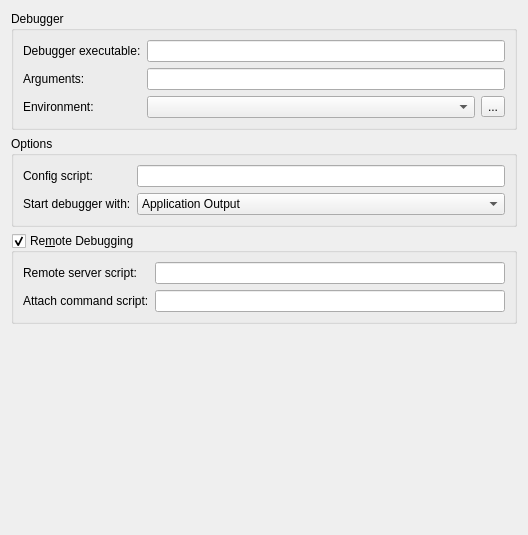
Before: the Qt Designer form debuggers/lldb/widgets/lldbconfigpage.ui in vbspam/kdevelop, drawn with Qt 5.
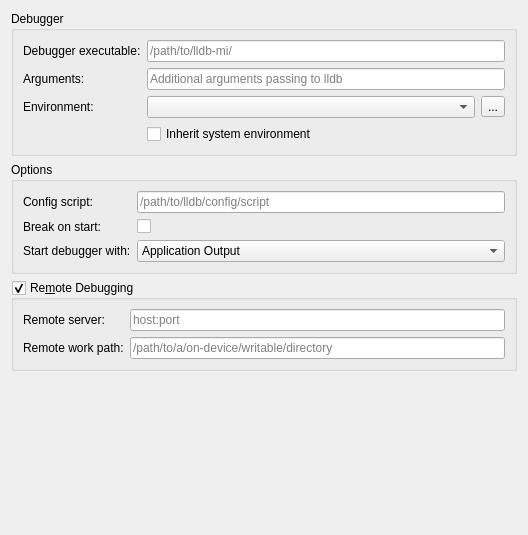
After: the same form once the commit is applied. Custom widgets are drawn as their Qt base class.

Commit message: Finish ConfigPage and LldbLauncher. One can use LLDB plugin doing basic debugging via KDevelop UI now

Diff of the .ui file:
```diff
--- a/debuggers/lldb/widgets/lldbconfigpage.ui
+++ b/debuggers/lldb/widgets/lldbconfigpage.ui
@@ -28,7 +28,11 @@
        </widget>
       </item>
       <item row="0" column="1">
-       <widget class="KUrlRequester" name="lineDebuggerExec"/>
+       <widget class="KUrlRequester" name="lineDebuggerExec">
+        <property name="placeholderText">
+         <string>/path/to/lldb-mi/</string>
+        </property>
+       </widget>
       </item>
       <item row="1" column="0">
        <widget class="QLabel" name="label_2">
@@ -38,7 +42,11 @@
        </widget>
       </item>
       <item row="1" column="1">
-       <widget class="QLineEdit" name="lineDebuggerArgs"/>
+       <widget class="QLineEdit" name="lineDebuggerArgs">
+        <property name="placeholderText">
+         <string>Additional arguments passing to lldb</string>
+        </property>
+       </widget>
       </item>
       <item row="2" column="0">
        <widget class="QLabel" name="label_3">
@@ -68,6 +76,13 @@
         </item>
        </layout>
       </item>
+      <item row="4" column="1">
+       <widget class="QCheckBox" name="checkInheritSystem">
+        <property name="text">
+         <string>Inherit system environment</string>
+        </property>
+       </widget>
+      </item>
      </layout>
     </widget>
    </item>
@@ -85,16 +100,20 @@
        </widget>
       </item>
       <item row="0" column="1">
-       <widget class="KUrlRequester" name="lineConfigScript"/>
+       <widget class="KUrlRequester" name="lineConfigScript">
+        <property name="placeholderText">
+         <string>/path/to/lldb/config/script</string>
+        </property>
+       </widget>
       </item>
-      <item row="1" column="0">
+      <item row="2" column="0">
        <widget class="QLabel" name="label_5">
         <property name="text">
          <string>Start debugger with:</string>
         </property>
        </widget>
       </item>
-      <item row="1" column="1">
+      <item row="2" column="1">
        <widget class="QComboBox" name="comboStartWith">
         <item>
          <property name="text">
@@ -113,6 +132,20 @@
         </item>
        </widget>
       </item>
+      <item row="1" column="0">
+       <widget class="QLabel" name="label_7">
+        <property name="text">
+         <string>Break on start:</string>
+        </property>
+       </widget>
+      </item>
+      <item row="1" column="1">
+       <widget class="QCheckBox" name="checkBreakOnStart">
+        <property name="text">
+         <string/>
+        </property>
+       </widget>
+      </item>
      </layout>
     </widget>
    </item>
@@ -128,22 +161,30 @@
       <item row="0" column="0">
        <widget class="QLabel" name="label_6">
         <property name="text">
-         <string>Remote server script:</string>
+         <string>Remote server:</string>
         </property>
        </widget>
       </item>
       <item row="0" column="1">
-       <widget class="KUrlRequester" name="lineRemoteServer"/>
+       <widget class="QLineEdit" name="lineRemoteServer">
+        <property name="placeholderText">
+         <string>host:port</string>
+        </property>
+       </widget>
       </item>
       <item row="1" column="0">
-       <widget class="QLabel" name="label_7">
+       <widget class="QLabel" name="label_8">
         <property name="text">
-         <string>Attach command script:</string>
+         <string>Remote work path:</string>
         </property>
        </widget>
       </item>
       <item row="1" column="1">
-       <widget class="KUrlRequester" name="lineAttachScript"/>
+       <widget class="QLineEdit" name="lineOnDevPath">
+        <property name="placeholderText">
+         <string>/path/to/a/on-device/writable/directory</string>
+        </property>
+       </widget>
       </item>
      </layout>
     </widget>
```
Left out of the diff: 4 changed lines with no effect on the pictures. The commit also changes 7 other files.
